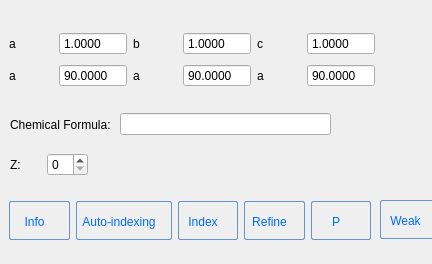
Before: the Qt Designer form apps/NSXQt/ui/Tree/UnitCellPropertyWidget.ui in k61n/openhkl, drawn with Qt 5.
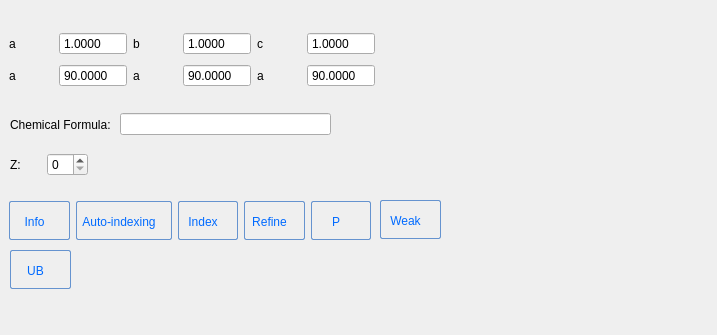
After: the same form once the commit is applied.

Commit message: Added PeakCalcGraphicsItem class for visualizing peak prediction on the detector scene

What changed in the file:
```diff
--- a/apps/NSXQt/ui/Tree/UnitCellPropertyWidget.ui
+++ b/apps/NSXQt/ui/Tree/UnitCellPropertyWidget.ui
@@ -6,8 +6,8 @@
    <rect>
     <x>0</x>
     <y>0</y>
-    <width>432</width>
-    <height>264</height>
+    <width>717</width>
+    <height>335</height>
    </rect>
   </property>
   <property name="windowTitle">
@@ -565,6 +565,66 @@
     <string>Weak</string>
    </property>
   </widget>
+  <widget class="QPushButton" name="pushButton_UB">
+   <property name="geometry">
+    <rect>
+     <x>10</x>
+     <y>250</y>
+     <width>61</width>
+     <height>39</height>
+    </rect>
+   </property>
+   <property name="toolTip">
+    <string>&lt;html&gt;&lt;head/&gt;&lt;body&gt;&lt;p&gt;Transformation matrix&lt;/p&gt;&lt;/body&gt;&lt;/html&gt;</string>
+   </property>
+   <property name="styleSheet">
+    <string notr="true">QPushButton:hover{
+        background: qlineargradient(x1 : 0, y1 : 0, x2 : 0, y2 :   1, stop :   0.0 #ffd9aa,
+                stop :   0.5 #ffbb6e, stop :   0.55 #feae42, stop :   1.0 #fedb74);
+}
+
+QPushButton {
+        border: 1px solid #6593cf;
+        border-radius: 2px;
+        padding: 5px 15px 2px 5px;
+        background: qlineargradient(x1 : 0, y1 : 0, x2 : 0, y2 :   1, stop :   0.0 #f5f9ff,
+                stop :   0.5 #c7dfff, stop :   0.55 #afd2ff, stop :   1.0 #c0dbff);
+        color: #006aff;
+        font: bold large &quot;Arial&quot;;
+        height: 30px;
+}
+
+
+
+
+QPushButton:pressed {
+        background: qlineargradient(x1 : 0, y1 : 0, x2 : 0, y2 :   1, stop :   0.0 #c0dbff,
+        stop :   0.5 #cfd26f, stop :   0.55 #c7df6f, stop :   1.0 #f5f9ff);
+        padding-top: 2px;
+        padding-left: 3px;
+
+}
+
+
+QPushButton:on {
+        background: qlineargradient(x1 : 0, y1 : 0, x2 : 0, y2 :   1, stop :   0.0 #5AA72D,
+        stop :   0.5 #B3E296, stop :   0.55 #B3E296, stop :   1.0 #f5f9ff);
+        padding-top: 2px;
+        padding-left: 3px;
+}
+
+QPushButton:disabled {
+        background: transparent #e5e9ee;
+        padding-top: 2px;        
+        padding-left: 3px;
+        color: black;
+}
+</string>
+   </property>
+   <property name="text">
+    <string>UB</string>
+   </property>
+  </widget>
  </widget>
  <tabstops>
   <tabstop>doubleSpinBoxa</tabstop>
```
The commit also changes 14 other files.
